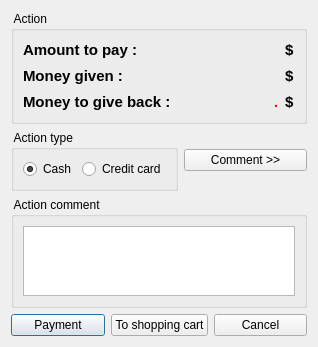
The window that client/dlgcassaaction.ui (tbikfalvi/Belenus) describes before a commit, drawn with Qt 5.
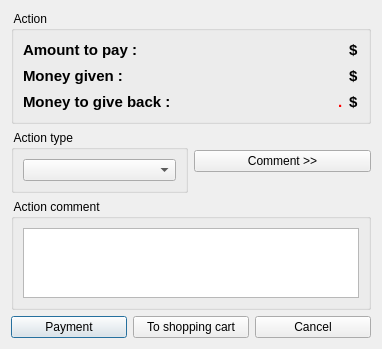
The same window after the commit.

Patch:
```diff
--- a/client/dlgcassaaction.ui
+++ b/client/dlgcassaaction.ui
@@ -6,8 +6,8 @@
    <rect>
     <x>0</x>
     <y>0</y>
-    <width>318</width>
-    <height>337</height>
+    <width>382</width>
+    <height>340</height>
    </rect>
   </property>
   <property name="sizePolicy">
@@ -284,21 +284,7 @@
        </property>
        <layout class="QHBoxLayout" name="horizontalLayout_2">
         <item>
-         <widget class="QRadioButton" name="rbPayCash">
-          <property name="text">
-           <string>Cash</string>
-          </property>
-          <property name="checked">
-           <bool>true</bool>
-          </property>
-         </widget>
-        </item>
-        <item>
-         <widget class="QRadioButton" name="rbCreditcard">
-          <property name="text">
-           <string>Credit card</string>
-          </property>
-         </widget>
+         <widget class="QComboBox" name="cmbPaymentType"/>
         </item>
        </layout>
       </widget>
```
Left out of the diff: 2 changed lines with no effect on the pictures.
